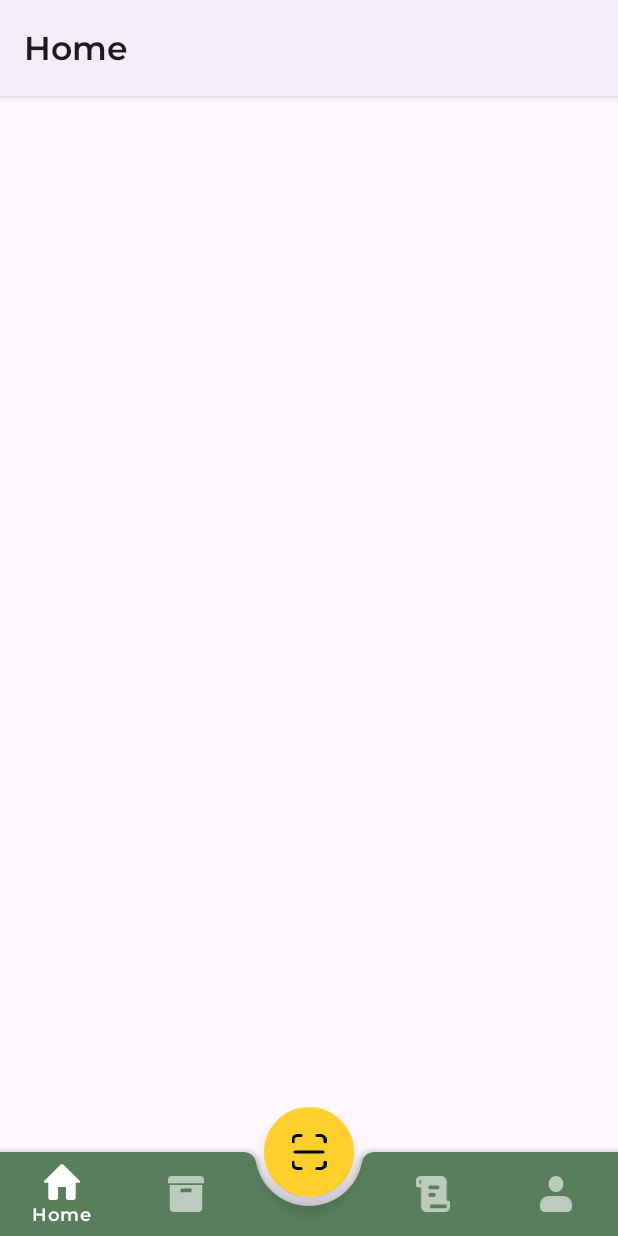
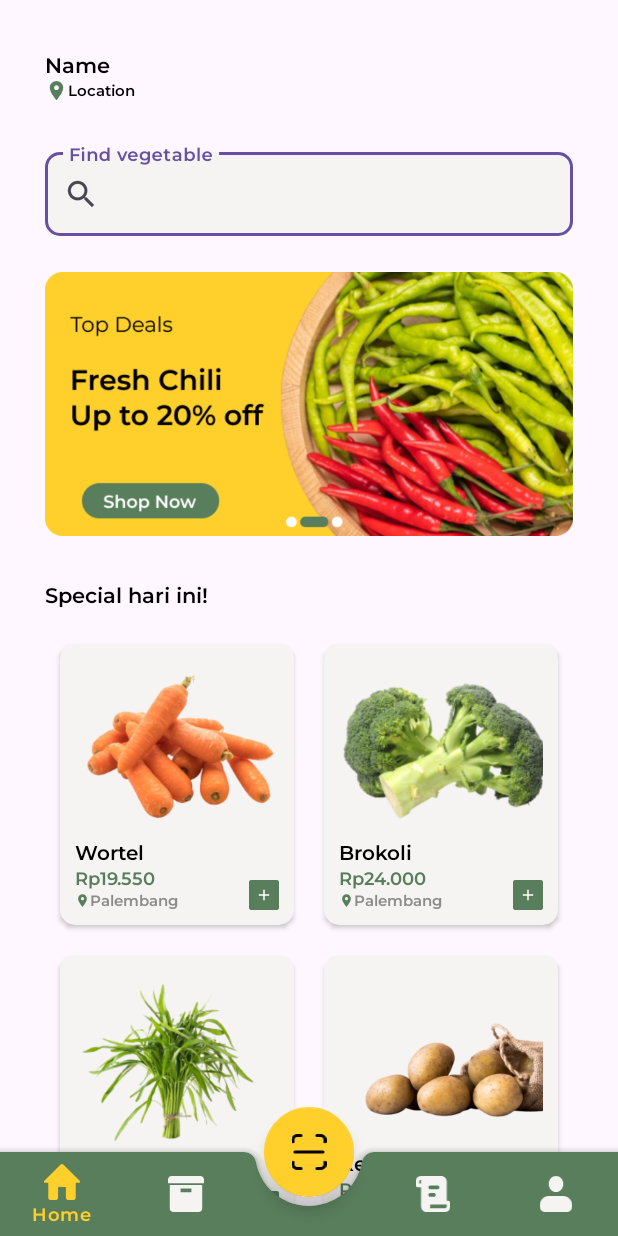
Before and after one commit to paterAi/C23-PS244-MD, an Android app: the screen it shows after launch once a user with an empty profile is signed in (MarketActivity), on a phone screen of 412 x 824 dp. Run offline under Robolectric (Android 15) with nearby library versions, the phone set to English and light mode, and no system bars; our stand-ins replace Firebase (no records; nobody signed in at launch, a user with empty details on screens opened directly), navigation-ui.

Commit message:
Update Home Market Page

```diff
--- /dev/null
+++ b/app/src/main/java/com/sayursehat/paterai/adapter/ListHomeProductAdapter.kt
@@ -0,0 +1,37 @@
+package com.sayursehat.paterai.adapter
+
+import android.view.LayoutInflater
+import android.view.ViewGroup
+import androidx.recyclerview.widget.RecyclerView
+import com.bumptech.glide.Glide
+import com.bumptech.glide.load.resource.bitmap.RoundedCorners
+import com.sayursehat.paterai.databinding.ItemMarketHomeBinding
+import com.sayursehat.paterai.model.Vegetable
+import com.sayursehat.paterai.utils.Utils
+
+class ListHomeProductAdapter(
+    private val listProduct: List<Vegetable>
+) :
+    RecyclerView.Adapter<ListHomeProductAdapter.ViewHolder>() {
+
+    override fun onCreateViewHolder(parent: ViewGroup, viewType: Int): ViewHolder {
+        val binding =
+            ItemMarketHomeBinding.inflate(LayoutInflater.from(parent.context), parent, false)
+        return ViewHolder(binding)
+    }
+
+    override fun onBindViewHolder(holder: ViewHolder, position: Int) {
+        holder.binding.apply {
+            imgVegetable.setImageResource(listProduct[position].image)
+            tvNameVegetable.text = listProduct[position].name
+            tvPriceVegetable.text = Utils.convertToIDRFormat(listProduct[position].price)
+        }
+
+    }
+
+    override fun getItemCount() = listProduct.size
+
+    inner class ViewHolder(var binding: ItemMarketHomeBinding) :
+        RecyclerView.ViewHolder(binding.root)
+
+}
--- a/app/src/main/java/com/sayursehat/paterai/ui/market/MarketActivity.kt
+++ b/app/src/main/java/com/sayursehat/paterai/ui/market/MarketActivity.kt
@@ -21,7 +21,6 @@ class MarketActivity : AppCompatActivity() {
         binding = ActivityMarketBinding.inflate(layoutInflater)
         setContentView(binding.root)
 
-
         val navView: BottomNavigationView = binding.bottomNavMarket
 
         val navController = findNavController(R.id.nav_host_fragment_activity_market)
--- a/app/src/main/java/com/sayursehat/paterai/ui/market/home/HomeMarketFragment.kt
+++ b/app/src/main/java/com/sayursehat/paterai/ui/market/home/HomeMarketFragment.kt
@@ -1,60 +1,50 @@
 package com.sayursehat.paterai.ui.market.home
 
 import android.os.Bundle
-import androidx.fragment.app.Fragment
 import android.view.LayoutInflater
 import android.view.View
 import android.view.ViewGroup
-import com.sayursehat.paterai.R
+import androidx.appcompat.app.AppCompatActivity
+import androidx.fragment.app.Fragment
+import androidx.recyclerview.widget.GridLayoutManager
+import com.sayursehat.paterai.adapter.ListHomeProductAdapter
+import com.sayursehat.paterai.databinding.FragmentHomeMarketBinding
+import com.sayursehat.paterai.model.InitialDataDummy
+import com.sayursehat.paterai.model.Vegetable
 
-// TODO: Rename parameter arguments, choose names that match
-// the fragment initialization parameters, e.g. ARG_ITEM_NUMBER
-private const val ARG_PARAM1 = "param1"
-private const val ARG_PARAM2 = "param2"
+class HomeMarketFragment : Fragment() {
 
-/**
- * A simple [Fragment] subclass.
- * Use the [HomeMarketFragment.newInstance] factory method to
- * create an instance of this fragment.
- */
-class HomeMarketFragment : Fragment() {
-    // TODO: Rename and change types of parameters
-    private var param1: String? = null
-    private var param2: String? = null
-
-    override fun onCreate(savedInstanceState: Bundle?) {
-        super.onCreate(savedInstanceState)
-        arguments?.let {
-            param1 = it.getString(ARG_PARAM1)
-            param2 = it.getString(ARG_PARAM2)
-        }
-    }
+    private var _binding: FragmentHomeMarketBinding? = null
+    private val binding get() = _binding
 
     override fun onCreateView(
         inflater: LayoutInflater, container: ViewGroup?,
         savedInstanceState: Bundle?
     ): View? {
-        // Inflate the layout for this fragment
-        return inflater.inflate(R.layout.fragment_home_market, container, false)
+        _binding = FragmentHomeMarketBinding.inflate(inflater, container, false)
+        return binding?.root
     }
 
-    companion object {
-        /**
-         * Use this factory method to create a new instance of
-         * this fragment using the provided parameters.
-         *
-         * @param param1 Parameter 1.
-         * @param param2 Parameter 2.
-         * @return A new instance of fragment HomeMarketFragment.
-         */
-        // TODO: Rename and change types and number of parameters
-        @JvmStatic
-        fun newInstance(param1: String, param2: String) =
-            HomeMarketFragment().apply {
-                arguments = Bundle().apply {
-                    putString(ARG_PARAM1, param1)
-                    putString(ARG_PARAM2, param2)
-                }
-            }
+    override fun onViewCreated(view: View, savedInstanceState: Bundle?) {
+        super.onViewCreated(view, savedInstanceState)
+        (activity as AppCompatActivity).supportActionBar?.hide()
+        setupView()
     }
+
+    private fun setupView(){
+        val layoutManager = GridLayoutManager(activity, 2)
+        binding?.rvHomeProduct?.layoutManager = layoutManager
+        setListProductData(InitialDataDummy.getVegetables())
+    }
+
+    private fun setListProductData(listProduct: List<Vegetable>){
+        val adapter = ListHomeProductAdapter(listProduct)
+        binding?.rvHomeProduct?.adapter = adapter
+    }
+
+    override fun onDestroyView() {
+        super.onDestroyView()
+        _binding = null
+    }
+
 }
--- a/app/src/main/res/layout/activity_market.xml
+++ b/app/src/main/res/layout/activity_market.xml
@@ -40,6 +40,8 @@
             android:layout_width="match_parent"
             android:layout_height="wrap_content"
             app:backgroundTint="@android:color/transparent"
+            app:itemIconTint="@drawable/bottom_navigation_item_color"
+            app:itemTextColor="@drawable/bottom_navigation_item_color"
             app:menu="@menu/bottom_nav_menu"
             tools:ignore="VisualLintBottomNav" />
     </com.google.android.material.bottomappbar.BottomAppBar>
--- a/app/src/main/res/layout/fragment_home_market.xml
+++ b/app/src/main/res/layout/fragment_home_market.xml
@@ -1,6 +1,116 @@
 <?xml version="1.0" encoding="utf-8"?>
-<androidx.constraintlayout.widget.ConstraintLayout xmlns:android="http://schemas.android.com/apk/res/android"
+<androidx.core.widget.NestedScrollView xmlns:android="http://schemas.android.com/apk/res/android"
+    xmlns:app="http://schemas.android.com/apk/res-auto"
     xmlns:tools="http://schemas.android.com/tools"
     android:layout_width="match_parent"
     android:layout_height="match_parent"
-    tools:context=".ui.market.home.HomeMarketFragment" />
+    android:clipToPadding="false"
+    android:paddingBottom="100dp"
+    tools:context=".ui.market.home.HomeMarketFragment">
+
+    <androidx.constraintlayout.widget.ConstraintLayout
+        android:layout_width="match_parent"
+        android:layout_height="match_parent">
+
+        <ImageView
+            android:id="@+id/img_home_user"
+            android:layout_width="42dp"
+            android:layout_height="42dp"
+            android:layout_marginTop="30dp"
+            android:layout_marginEnd="30dp"
+            app:layout_constraintEnd_toEndOf="parent"
+            app:layout_constraintHorizontal_bias="0.5"
+            app:layout_constraintStart_toEndOf="@+id/tv_home_name_user"
+            app:layout_constraintTop_toTopOf="parent"
+            tools:src="@tools:sample/avatars" />
+
+        <TextView
+            android:id="@+id/tv_home_name_user"
+            android:layout_width="wrap_content"
+            android:layout_height="wrap_content"
+            android:layout_marginStart="30dp"
+            android:text="Name"
+            app:layout_constraintBottom_toTopOf="@+id/img_home_location"
+            app:layout_constraintEnd_toStartOf="@+id/img_home_user"
+            app:layout_constraintHorizontal_bias="0.5"
+            app:layout_constraintHorizontal_chainStyle="spread_inside"
+            app:layout_constraintStart_toStartOf="parent"
+            app:layout_constraintTop_toTopOf="@+id/img_home_user"
+            app:layout_constraintVertical_chainStyle="packed" />
+
+        <ImageView
+            android:id="@+id/img_home_location"
+            android:layout_width="15dp"
+            android:layout_height="15dp"
+            android:src="@drawable/ic_location_on_24"
+            app:layout_constraintBottom_toBottomOf="@+id/img_home_user"
+            app:layout_constraintStart_toStartOf="@+id/tv_home_name_user"
+            app:layout_constraintTop_toBottomOf="@+id/tv_home_name_user" />
+
+        <TextView
+            android:id="@+id/tv_home_location"
+            android:layout_width="wrap_content"
+            android:layout_height="0dp"
+            android:gravity="center_vertical"
+            android:text="Location"
+            android:textSize="10sp"
+            app:layout_constraintBottom_toBottomOf="@+id/img_home_location"
+            app:layout_constraintStart_toEndOf="@+id/img_home_location"
+            app:layout_constraintTop_toTopOf="@+id/img_home_location" />
+
+        <com.google.android.material.textfield.TextInputLayout
+            android:id="@+id/edt_layout_home"
+            android:layout_width="0dp"
+            android:layout_height="wrap_content"
+            android:layout_marginTop="24dp"
+            android:hint="Find vegetable"
+            app:boxBackgroundColor="@color/tertiary"
+            app:boxCornerRadiusBottomEnd="10dp"
+            app:boxCornerRadiusBottomStart="10dp"
+            app:boxCornerRadiusTopEnd="10dp"
+            app:boxCornerRadiusTopStart="10dp"
+            app:layout_constraintEnd_toEndOf="@+id/img_home_user"
+            app:layout_constraintStart_toStartOf="@+id/img_home_location"
+            app:layout_constraintTop_toBottomOf="@+id/img_home_user"
+            app:startIconDrawable="?android:attr/actionModeWebSearchDrawable">
+
+            <com.google.android.material.textfield.TextInputEditText
+                android:id="@+id/edt_home"
+                android:layout_width="match_parent"
+                android:layout_height="wrap_content"
+                tools:ignore="VisualLintTextFieldSize" />
+        </com.google.android.material.textfield.TextInputLayout>
+
+        <ImageView
+            android:id="@+id/img_home_carousel"
+            android:layout_width="0dp"
+            android:layout_height="wrap_content"
+            android:layout_marginTop="24dp"
+            android:adjustViewBounds="true"
+            android:src="@drawable/dummy_carousel"
+            app:layout_constraintEnd_toEndOf="@+id/edt_layout_home"
+            app:layout_constraintStart_toStartOf="@+id/edt_layout_home"
+            app:layout_constraintTop_toBottomOf="@+id/edt_layout_home" />
+
+        <TextView
+            android:id="@+id/tv_home_1"
+            android:layout_width="wrap_content"
+            android:layout_height="wrap_content"
+            android:layout_marginTop="30dp"
+            android:text="Special hari ini!"
+            app:layout_constraintStart_toStartOf="@+id/img_home_carousel"
+            app:layout_constraintTop_toBottomOf="@+id/img_home_carousel" />
+
+        <androidx.recyclerview.widget.RecyclerView
+            android:id="@+id/rv_home_product"
+            android:layout_width="0dp"
+            android:layout_height="match_parent"
+            android:overScrollMode="never"
+            android:layout_marginTop="13dp"
+            app:layout_constraintEnd_toEndOf="@+id/img_home_carousel"
+            app:layout_constraintStart_toStartOf="@+id/tv_home_1"
+            app:layout_constraintTop_toBottomOf="@+id/tv_home_1"
+            tools:listitem="@layout/item_market_home" />
+
+    </androidx.constraintlayout.widget.ConstraintLayout>
+</androidx.core.widget.NestedScrollView>
--- /dev/null
+++ b/app/src/main/res/layout/item_market_home.xml
@@ -0,0 +1,85 @@
+<?xml version="1.0" encoding="utf-8"?>
+<androidx.cardview.widget.CardView xmlns:android="http://schemas.android.com/apk/res/android"
+    xmlns:app="http://schemas.android.com/apk/res-auto"
+    xmlns:tools="http://schemas.android.com/tools"
+    android:layout_width="match_parent"
+    android:layout_height="wrap_content"
+    android:layout_margin="10dp"
+    app:cardBackgroundColor="@color/tertiary"
+    app:cardCornerRadius="10dp"
+    app:contentPadding="10dp">
+
+    <androidx.constraintlayout.widget.ConstraintLayout
+        android:layout_width="match_parent"
+        android:layout_height="wrap_content">
+
+        <ImageView
+            android:id="@+id/img_vegetable"
+            android:layout_width="0dp"
+            android:layout_height="120dp"
+            app:layout_constraintEnd_toEndOf="parent"
+            app:layout_constraintStart_toStartOf="parent"
+            app:layout_constraintTop_toTopOf="parent"
+            tools:srcCompat="@tools:sample/avatars" />
+
+        <TextView
+            android:id="@+id/tv_name_vegetable"
+            android:layout_width="wrap_content"
+            android:layout_height="wrap_content"
+            android:text="Food Name"
+            android:textSize="13sp"
+            app:layout_constraintStart_toStartOf="@+id/img_vegetable"
+            app:layout_constraintTop_toBottomOf="@+id/img_vegetable" />
+
+        <TextView
+            android:id="@+id/tv_price_vegetable"
+            android:layout_width="wrap_content"
+            android:layout_height="wrap_content"
+            android:text="Rp 19.500"
+            android:textColor="@color/primary"
+            android:textSize="12sp"
+            app:layout_constraintStart_toStartOf="@+id/tv_name_vegetable"
+            app:layout_constraintTop_toBottomOf="@+id/tv_name_vegetable" />
+
+        <TextView
+            android:id="@+id/tv_location"
+            android:layout_width="wrap_content"
+            android:layout_height="wrap_content"
+            android:fontFamily="@font/montserrat_medium"
+            android:text="Palembang"
+            android:textColor="@color/grey"
+            android:textSize="10sp"
+            app:layout_constraintStart_toEndOf="@+id/img_icon_location"
+            app:layout_constraintTop_toBottomOf="@+id/tv_price_vegetable" />
+
+        <ImageView
+            android:id="@+id/img_icon_location"
+            android:layout_width="10dp"
+            android:layout_height="10dp"
+            app:layout_constraintBottom_toBottomOf="@+id/tv_location"
+            app:layout_constraintStart_toStartOf="@+id/tv_price_vegetable"
+            app:layout_constraintTop_toTopOf="@+id/tv_location"
+            app:srcCompat="@drawable/ic_location_on_24" />
+
+        <Button
+            android:id="@+id/btn_add_product"
+            style="@style/Widget.Material3.Button.IconButton.Filled"
+            android:layout_width="20dp"
+            android:layout_height="20dp"
+            android:backgroundTint="@color/primary"
+            android:contentDescription="Add Product"
+            android:insetLeft="0dp"
+            android:insetTop="0dp"
+            android:insetRight="0dp"
+            android:insetBottom="0dp"
+            android:padding="0dp"
+            app:cornerRadius="2dp"
+            app:icon="@drawable/ic_add_24"
+            app:iconGravity="textTop"
+            app:iconSize="12dp"
+            app:layout_constraintBottom_toBottomOf="parent"
+            app:layout_constraintEnd_toEndOf="@+id/img_vegetable"
+            tools:ignore="TouchTargetSizeCheck" />
+
+    </androidx.constraintlayout.widget.ConstraintLayout>
+</androidx.cardview.widget.CardView>
```
